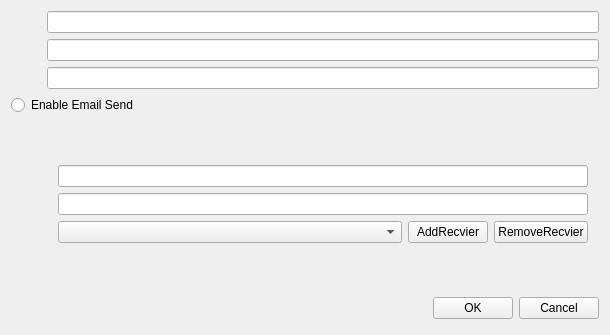
Above: Delivery Record/configure.ui from pengjianaixue/Delivery-Record before the change. Below: the same form after it.
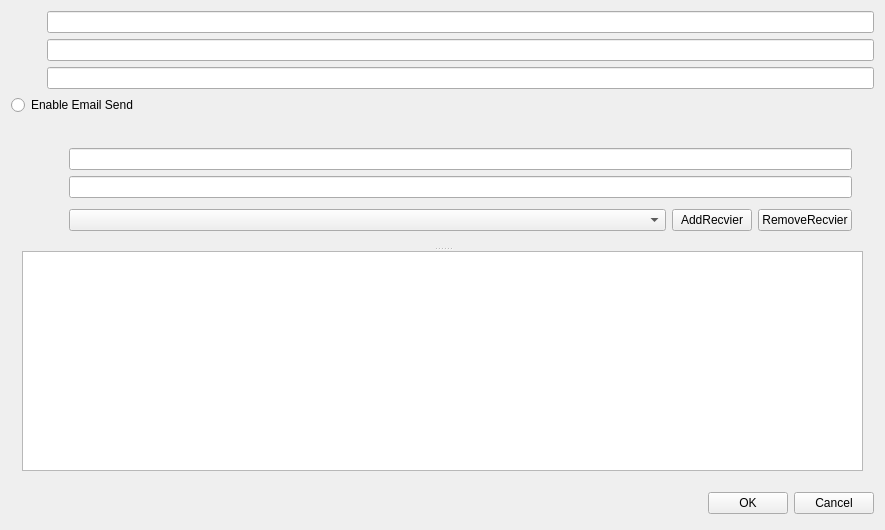
That is the form after the change. Icons and pictures are not drawn.

```diff
--- a/Delivery Record/configure.ui
+++ b/Delivery Record/configure.ui
@@ -6,8 +6,8 @@
    <rect>
     <x>0</x>
     <y>0</y>
-    <width>610</width>
-    <height>335</height>
+    <width>885</width>
+    <height>530</height>
    </rect>
   </property>
   <property name="windowTitle">
@@ -112,6 +112,11 @@
         <widget class="QWidget" name="widget_email" native="true">
          <layout class="QGridLayout" name="gridLayout">
           <item row="0" column="0">
+           <widget class="QSplitter" name="splitter">
+            <property name="orientation">
+             <enum>Qt::Vertical</enum>
+            </property>
+            <widget class="QWidget" name="">
            <layout class="QHBoxLayout" name="horizontalLayout_2">
             <item>
              <layout class="QVBoxLayout" name="verticalLayout">
@@ -139,6 +144,9 @@
                   <height>0</height>
                  </size>
                 </property>
+                  <property name="autoFillBackground">
+                   <bool>true</bool>
+                  </property>
                 <property name="styleSheet">
                  <string notr="true">image: url(:/DeliveryRecord/Resources/comments.png);</string>
                 </property>
@@ -240,6 +248,9 @@
              </layout>
             </item>
            </layout>
+            </widget>
+            <widget class="QTableWidget" name="tableWidget_emailcontents"/>
+           </widget>
           </item>
          </layout>
         </widget>
```
Left out of the diff: 2 changed lines with no effect on the pictures. Lines whose indentation alone changed are shown as unchanged.
